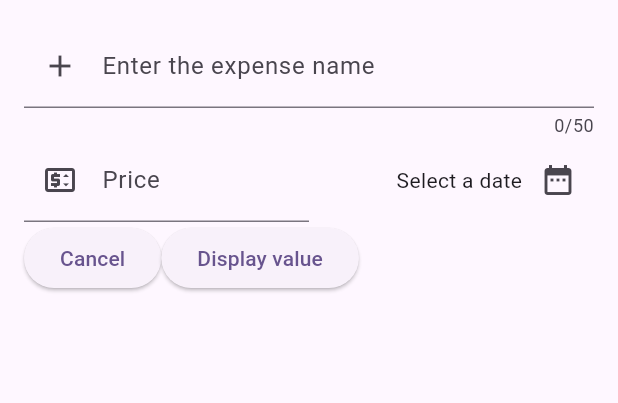
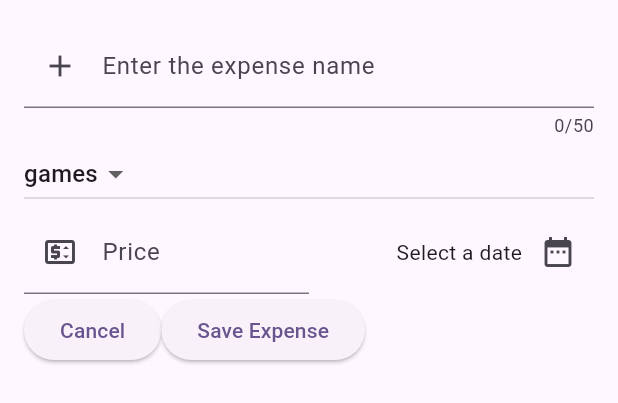
Before and after one commit to riahimedyassin/Expenses-App, a Flutter app: the AddExpense widget shown alone on an empty page, opened directly, on a phone screen of 412 x 824 dp. Shown: the top 403 px of the screen. Run offline on Flutter 3.47's test engine with Material 3 defaults, Android fonts, the phone set to English and light mode, and no system bars.

Commit message:
Dropdown Button

```diff
--- a/lib/add_expense.dart
+++ b/lib/add_expense.dart
@@ -2,6 +2,7 @@ import 'dart:developer';
 
 import 'package:flutter/material.dart';
 import 'package:intl/intl.dart';
+import 'package:personal_expanses/models/expenses.model.dart';
 
 class AddExpense extends StatefulWidget {
   const AddExpense({super.key});
@@ -15,6 +16,7 @@ class _AddExpenseState extends State<AddExpense> {
   final _priceController = TextEditingController();
   late final DateTime? _date;
   String dateString = 'Select a date';
+  ExpenseCategory _selectedCategory = ExpenseCategory.games;
   @override
   void dispose() {
     super.dispose();
@@ -38,6 +40,27 @@ class _AddExpenseState extends State<AddExpense> {
                     prefixIcon: Icon(Icons.add),
                     label: Text("Enter the expense name")),
               ),
+              SizedBox(
+                width: double.infinity,
+                child: DropdownButton(
+                  value: _selectedCategory,
+                  items: ExpenseCategory.values.map(
+                    (e) {
+                      return DropdownMenuItem(
+                        value: e,
+                        child: Text(e.name.toString()),
+                      );
+                    },
+                  ).toList(),
+                  onChanged: (value) {
+                    setState(
+                      () {
+                        if (value != null) _selectedCategory = value;
+                      },
+                    );
+                  },
+                ),
+              ),
               Row(
                 children: [
                   Expanded(
@@ -59,17 +82,16 @@ class _AddExpenseState extends State<AddExpense> {
                           onPressed: () async {
                             final firstDate = DateTime(DateTime.now().year - 1);
                             final lastDate = DateTime(DateTime.now().year + 1);
-                            final DateTime? selectedDate =
-                                await showDatePicker(
+                            final DateTime? selectedDate = await showDatePicker(
                               context: context,
                               firstDate: firstDate,
                               lastDate: lastDate,
                             );
                             setState(() {
-                              if(selectedDate!=null) {
-                                _date = selectedDate;
-                                dateString = DateFormat.yMMMMd().format(selectedDate).toString();
-                              }
+                              if (selectedDate == null) return;
+                              _date = selectedDate;
+                              dateString =
+                                  DateFormat.yMMMMd().format(_date!).toString();
                             });
                           },
                           icon: const Icon(Icons.date_range),
@@ -95,7 +117,7 @@ class _AddExpenseState extends State<AddExpense> {
                       log(_priceController.text);
                     },
                     child: const Text(
-                      'Display value',
+                      'Save Expense',
                     ),
                   )
                 ],
```
